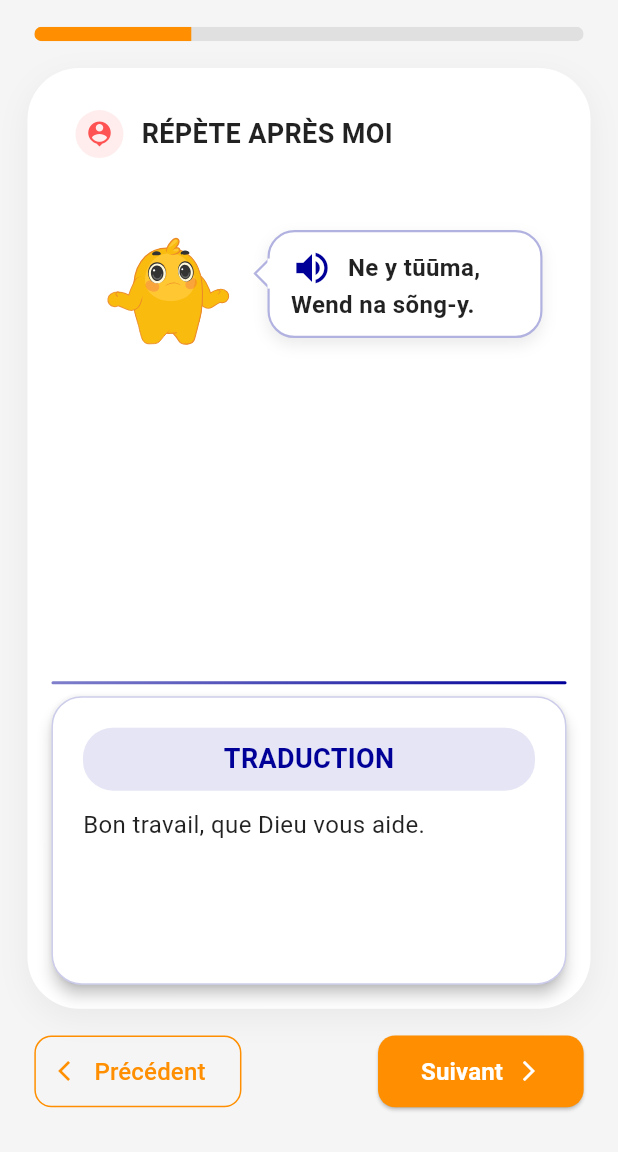
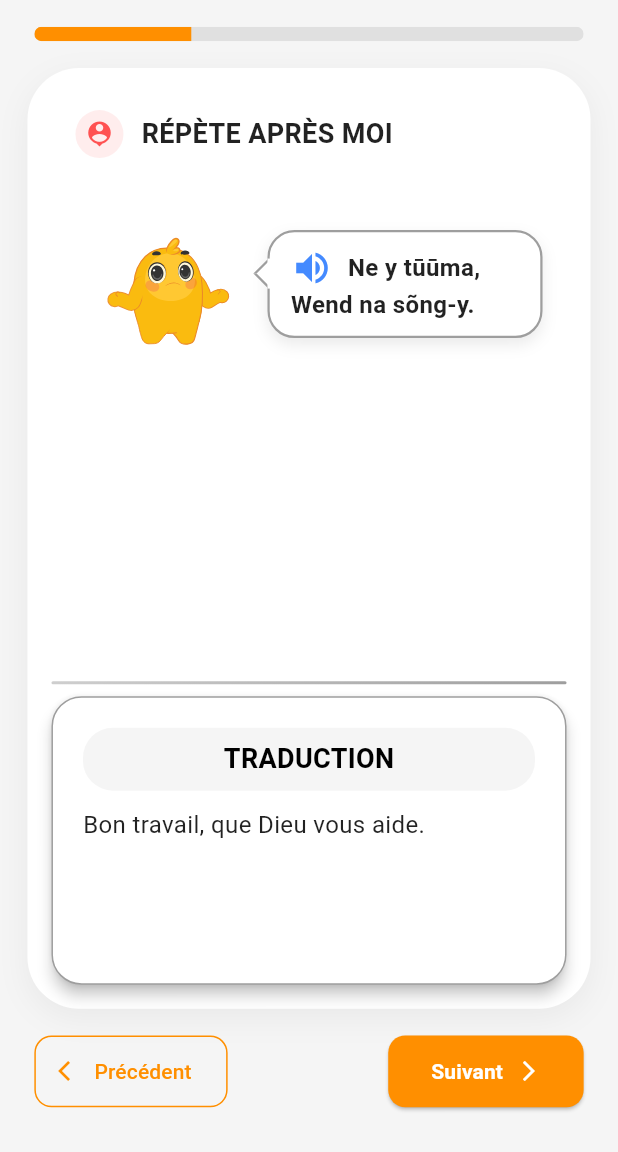
Before and after one commit to ksertia/lingualearn-mobile, a Flutter app: the DiscoveryPage screen opened directly with empty values, after a tap on "Suivant", on a phone screen of 412 x 824 dp, the part 84-1236 px from its top. Run offline on Flutter 3.47's test engine with Material 3 defaults, Android fonts, the phone set to English and light mode, and no system bars; our stand-ins replace animated_text_kit, cached_network_image, confetti, device_info_plus, dio, file_picker and 13 more; missing offline and left inert: stomp_dart_client; accounts and stored records are empty.

Commit message:
parcours de decouverte

```diff
--- a/lib/views/apps/decouvrir/deco_page.dart
+++ b/lib/views/apps/decouvrir/deco_page.dart
@@ -20,12 +20,11 @@ class DiscoveryPage extends StatelessWidget {
       designSize: const Size(360, 690),
       builder: (context, child) => Scaffold(
         backgroundColor: const Color(0xFFF5F5F5),
-
         appBar: AppBar(
           flexibleSpace: Container(
             decoration: const BoxDecoration(
               gradient: LinearGradient(
-                colors: [Color(0xFFFF8F00),Color(0xFFFF8F00)],
+                colors: [Color(0xFFFF8F00), Color(0xFFFF8F00)],
                 begin: Alignment.topLeft,
                 end: Alignment.bottomRight,
               ),
@@ -52,11 +51,8 @@ class DiscoveryPage extends StatelessWidget {
                 onPressed: () => Get.back(),
               )),
         ),
-
         body: Column(
           children: [
-
-            // PROGRESS BAR
             Padding(
               padding: EdgeInsets.symmetric(horizontal: 20.w, vertical: 15.h),
               child: Obx(() => ClipRRect(
@@ -72,7 +68,6 @@ class DiscoveryPage extends StatelessWidget {
                   )),
             ),
 
-            // CONTENT
             Expanded(
               child: Container(
                 margin: EdgeInsets.symmetric(horizontal: 16.w),
@@ -95,7 +90,6 @@ class DiscoveryPage extends StatelessWidget {
                     onPageChanged: (index) =>
                         controller.currentPage.value = index,
                     children: [
-
                       StepDiscoveryAudio(
                         texteOriginal: "Ne yibeogo, yamba laafi ?",
                         traduction: "Bonjour, comment allez-vous ?",
@@ -111,25 +105,27 @@ class DiscoveryPage extends StatelessWidget {
                         traduction: "Vous avez fait beaucoup d'efforts !",
                         lottie: "assets/lottie/Lion.json",
                       ),
-
                       StepDiscoveryVideo(
                         videoTitle: "OBSERVE ATTENTIVEMENT",
-                        videoUrl:
-                            "assets/images/video/videos.mp4",
+                        videoUrl: "assets/images/video/videos.mp4",
                         onVideoFinished: () => controller.nextPage(),
                       ),
-
                       const StepQuizQCM(
-                        question: "Comment dit-on 'École'",
-                        options: ["Sukuuri", "Yiri", "Mobilli", "Burindi"],
-                        lottie: 'assets/lottie/Sad mascot.json',
+                        question: "Comment dire 'Bon travail'",
+                        options: ["Sukuuri", "Naaba yiri", "Ne y tūūma", "Burindi"],
+                        correctOption: "Ne y tūūma",
+                        lottieQuestion: 'assets/lottie/mascot.json',
+                        lottieCorrect: 'assets/lottie/Happy mascot.json',
+                        lottieIncorrect: 'assets/lottie/Sad mascot.json',
                       ),
                       const StepQuizQCM(
-                        question: "Que signifie 'Fofo' ?",
-                        options: ["Merci", "Bonjour", "Au revoir", "Pardon"],
-                        lottie: 'assets/lottie/Sad mascot.json',
+                        question: "Comment dit-on 'Bonjour'",
+                        options: ["Ne yibeogo", "yambe modga", "Mobilli", "yamba laafi"],
+                        correctOption: "Ne yibeogo",
+                        lottieQuestion: 'assets/lottie/mascot.json',
+                        lottieCorrect: 'assets/lottie/Happy mascot.json',
+                        lottieIncorrect: 'assets/lottie/Sad mascot.json',
                       ),
-
                       StepQuizDrag(
                         choix: [
                           {
@@ -160,30 +156,26 @@ class DiscoveryPage extends StatelessWidget {
               ),
             ),
 
-            Obx(() => controller.currentPage.value < 4
-                ? Padding(
+
+            Obx(() {
+              if (controller.currentPage.value < 4) {
+                return Padding(
                   padding: EdgeInsets.fromLTRB(20.w, 15.h, 20.w, 25.h),
                   child: Row(
                     mainAxisAlignment: MainAxisAlignment.spaceBetween,
                     children: [
-
                       if (controller.currentPage.value > 0)
                         SizedBox(
                           height: 40.h,
                           child: OutlinedButton.icon(
                             onPressed: controller.previousPage,
                             icon: Icon(Icons.arrow_back_ios, size: 14.sp),
-                              label: Text(
-                                "Précédent",
-                                style: TextStyle(fontSize: 14.sp),
-                              ),
+                            label: Text("Précédent"),
                             style: OutlinedButton.styleFrom(
-                                foregroundColor:  Color(0xFFFF8F00),
-                                side: const BorderSide(
-                                    color: Color(0xFFFF8F00)),
+                              foregroundColor: const Color(0xFFFF8F00),
+                              side: const BorderSide(color: Color(0xFFFF8F00)),
                               shape: RoundedRectangleBorder(
-                                  borderRadius: BorderRadius.circular(10.r),
-                                ),
+                                  borderRadius: BorderRadius.circular(10.r)),
                             ),
                           ),
                         )
@@ -197,38 +189,29 @@ class DiscoveryPage extends StatelessWidget {
                           style: ElevatedButton.styleFrom(
                             backgroundColor: const Color(0xFFFF8F00),
                             shape: RoundedRectangleBorder(
-                                borderRadius: BorderRadius.circular(10.r),
-                              ),
-                              padding:
-                                  EdgeInsets.symmetric(horizontal: 25.w),
+                                borderRadius: BorderRadius.circular(10.r)),
+                            padding: EdgeInsets.symmetric(horizontal: 25.w),
                           ),
                           child: Row(
-                              mainAxisSize: MainAxisSize.min,
                             children: [
-                                Text(
-                                  controller.currentPage.value == 2
-                                      ? "FINIR"
-                                      : "Suivant",
+                              Text("Suivant",
                                   style: TextStyle(
                                       color: Colors.white,
-                                    fontSize: 14.sp,
-                                    fontWeight: FontWeight.bold,
-                                  ),
-                                ),
+                                      fontWeight: FontWeight.bold)),
                               SizedBox(width: 8.w),
-                                Icon(
-                                  Icons.arrow_forward_ios,
-                                  size: 14.sp,
-                                  color: Colors.white,
-                                ),
+                              Icon(Icons.arrow_forward_ios,
+                                  size: 14.sp, color: Colors.white),
                             ],
                           ),
                         ),
                       ),
                     ],
                   ),
-                  )
-                : const SizedBox.shrink()),
+                );
+              } else {
+                return const SizedBox.shrink();
+              }
+            }),
           ],
         ),
       ),
--- a/lib/widgets/decouvrir_page/decouverte/StepDiscoveryAudio.dart
+++ b/lib/widgets/decouvrir_page/decouverte/StepDiscoveryAudio.dart
@@ -69,7 +69,7 @@ class StepDiscoveryAudio extends StatelessWidget {
               color: Colors.white,
               borderRadius: BorderRadius.circular(18),
               border: Border.all(
-                color: const Color(0xFF000099).withOpacity(0.3),
+                color:  Colors.grey,
                 width: 1.5,
               ),
               boxShadow: [
@@ -89,7 +89,7 @@ class StepDiscoveryAudio extends StatelessWidget {
                       padding: const EdgeInsets.only(right: 10.0),
                       child: Icon(
                         Icons.volume_up,
-                        color: const Color(0xFF000099),
+                        color: Colors.blueAccent,
                         size: 28,
                       ),
                     ),
@@ -120,11 +120,11 @@ class StepDiscoveryAudio extends StatelessWidget {
                   color: Colors.white,
                   border: Border(
                     left: BorderSide(
-                      color: const Color(0xFF000099).withOpacity(0.3),
+                      color:  Colors.grey,
                       width: 1.5,
                     ),
                     top: BorderSide(
-                      color: const Color(0xFF000099).withOpacity(0.3),
+                      color:  Colors.grey,
                       width: 1.5,
                     ),
                   ),
@@ -156,7 +156,7 @@ class StepDiscoveryAudio extends StatelessWidget {
             margin: EdgeInsets.symmetric(vertical: 8),
             decoration: BoxDecoration(
               gradient: LinearGradient(
-                colors: [Color(0xFF000099).withOpacity(0.5), Color(0xFF000099)],
+                colors: [Colors.grey.withOpacity(0.5), Colors.grey],
               ),
               borderRadius: BorderRadius.circular(2),
             ),
@@ -172,7 +172,7 @@ class StepDiscoveryAudio extends StatelessWidget {
                 decoration: BoxDecoration(
                   color: Colors.white,
                   borderRadius: BorderRadius.circular(20),
-                  border: Border.all(color: Color(0xFF000099).withOpacity(0.2)),
+                  border: Border.all(color: Colors.grey),
                 ),
                 child: Column(
                   crossAxisAlignment: CrossAxisAlignment.start,
@@ -181,7 +181,7 @@ class StepDiscoveryAudio extends StatelessWidget {
                       padding:
                           EdgeInsets.symmetric(horizontal: 16, vertical: 8),
                       decoration: BoxDecoration(
-                        color: Color(0xFF000099).withOpacity(0.1),
+                        color: Colors.grey.withOpacity(0.1),
                         borderRadius: BorderRadius.circular(20),
                       ),
                       child: Center(
@@ -189,7 +189,7 @@ class StepDiscoveryAudio extends StatelessWidget {
                             style: TextStyle(
                               fontSize: 18,
                               fontWeight: FontWeight.bold,
-                              color: Color(0xFF000099),
+                              color: Colors.black,
                             )),
                       ),
                     ),
--- a/lib/widgets/decouvrir_page/decouverte/StepQuizQCM.dart
+++ b/lib/widgets/decouvrir_page/decouverte/StepQuizQCM.dart
@@ -7,13 +7,19 @@ import 'package:flutter_screenutil/flutter_screenutil.dart';
 class StepQuizQCM extends StatefulWidget {
   final String question;
   final List<String> options;
-  final String lottie;
+  final String lottieQuestion;
+  final String lottieCorrect;
+  final String lottieIncorrect;
+  final String correctOption;
 
   const StepQuizQCM({
     super.key,
     required this.question,
     required this.options,
-    required this.lottie,
+    required this.lottieQuestion,
+    required this.lottieCorrect,
+    required this.lottieIncorrect,
+    required this.correctOption,
   });
 
   @override
@@ -23,91 +29,145 @@ class StepQuizQCM extends StatefulWidget {
 class _StepQuizQCMState extends State<StepQuizQCM> {
   final DiscoveryController controller = Get.find();
   int? selectedIndex;
+  String? currentLottie;
+
+  bool hasValidated = false;
+
+  @override
+  void initState() {
+    super.initState();
+    currentLottie = widget.lottieQuestion;
+  }
+
+  void _showResultBottomSheet(bool isCorrect) {
+    showModalBottomSheet(
+      context: context,
+      isDismissible: false,
+      enableDrag: false,
+      backgroundColor: Colors.transparent,
+      builder: (context) {
+        return Container(
+          padding: EdgeInsets.all(20.w),
+          decoration: BoxDecoration(
+            color: isCorrect ? const Color(0xFFD7FFB8) : const Color(0xFFFFDFE0),
+            borderRadius: BorderRadius.vertical(top: Radius.circular(25.r)),
+          ),
+          child: Column(
+            mainAxisSize: MainAxisSize.min,
+            crossAxisAlignment: CrossAxisAlignment.start,
+            children: [
+              Row(
+                children: [
+                  Icon(
+                    isCorrect ? Icons.check_circle : Icons.cancel,
+                    color: isCorrect ? const Color(0xFF58CC02) : const Color(0xFFEE2B2B),
+                    size: 30.sp,
+                  ),
+                  SizedBox(width: 10.w),
+                  Text(
+                    isCorrect ? "Bravo 🥳!" : "Désolé 😥!",
+                    style: TextStyle(
+                      fontSize: 20.sp,
+                      fontWeight: FontWeight.bold,
+                      color: isCorrect ? const Color(0xFF58CC02) : const Color(0xFFEE2B2B),
+                    ),
+                  ),
+                ],
+              ),
+              if (!isCorrect) ...[
+                SizedBox(height: 10.h),
+                Text(
+                  "Bonne réponse :",
+                  style: TextStyle(fontSize: 14.sp, fontWeight: FontWeight.bold, color: const Color(0xFFEE2B2B)),
+                ),
+                Text(
+                  widget.correctOption,
+                  style: TextStyle(fontSize: 16.sp, color: const Color(0xFFEE2B2B)),
+                ),
+              ],
+              SizedBox(height: 20.h),
+              SizedBox(
+                width: double.infinity,
+                height: 50.h,
+                child: ElevatedButton(
+                  onPressed: () {
+                    Navigator.pop(context);
+                    controller.nextPage();
+                  },
+                  style: ElevatedButton.styleFrom(
+                    backgroundColor: isCorrect ? const Color(0xFF58CC02) : const Color(0xFFEE2B2B),
+                    shape: RoundedRectangleBorder(borderRadius: BorderRadius.circular(15.r)),
+                    elevation: 0,
+                  ),
+                  child: Text(
+                    isCorrect ? "CONTINUER" : "D'ACCORD",
+                    style: TextStyle(fontSize: 16.sp, fontWeight: FontWeight.bold, color: Colors.white),
+                  ),
+                ),
+              ),
+            ],
+          ),
+        );
+      },
+    );
+  }
+
+  Color _getBorderColor(int index) {
+    String optionText = widget.options[index];
+    bool isSelected = selectedIndex == index;
+
+    if (!hasValidated) {
+      return isSelected ? const Color(0xFF000099) : Colors.grey.shade300;
+    }
+
+    if (isSelected) {
+      if (optionText == widget.correctOption) {
+        return const Color(0xFF58CC02);
+      }
+      return const Color(0xFFEE2B2B);
+    }
+
+    if (optionText == widget.correctOption && hasValidated) {
+      return const Color(0xFF58CC02);
+    }
+
+    return Colors.grey.shade300;
+  }
 
   @override
   Widget build(BuildContext context) {
     return Stack(
       children: [
-        // 1. Zone de contenu scrollable
         SingleChildScrollView(
+          padding: EdgeInsets.only(bottom: 100.h),
           child: Column(
-            mainAxisSize: MainAxisSize.min,
             children: [
-              SizedBox(height: 20.h),
+              SizedBox(height: 30.h),
+              Text("CHOISIS LA BONNE RÉPONSE", style: TextStyle(fontSize: 13.sp, fontWeight: FontWeight.w900, color: Colors.black54)),
 
-              Text(
-                "CHOISIS LA BONNE RÉPONSE",
-                textAlign: TextAlign.center,
-                style: TextStyle(
-                  fontSize: 14.sp,
-                  fontWeight: FontWeight.w900,
-                  color: Colors.black87,
-                  letterSpacing: 0.5,
-                ),
+              Padding(
+                padding: EdgeInsets.symmetric(vertical: 10.h),
+                child: currentLottie != null
+                    ? Lottie.asset(currentLottie!, height: 140.h, repeat: true)
+                    : SizedBox(height: 140.h),
               ),
 
               Padding(
-                padding: EdgeInsets.symmetric(vertical: 10.h),
-                child: Lottie.asset(
-                  widget.lottie,
-                  height: 120.h,
-                  repeat: true,
-                ),
-              ),
-
-              // --- BOX QUESTION AVEC RETOUR À LA LIGNE ---
-              Padding(
                 padding: EdgeInsets.symmetric(horizontal: 20.w),
                 child: Container(
-                  width: double.infinity,
-                  padding: EdgeInsets.all(15.w),
-                  decoration: BoxDecoration(
-                    color: Colors.white,
-                    borderRadius: BorderRadius.circular(15.r),
-                    border: Border.all(color: Colors.grey.shade200),
-                    boxShadow: [
-                      BoxShadow(
-                        color: Colors.black.withOpacity(0.05),
-                        blurRadius: 10,
-                        offset: const Offset(0, 4),
-                      ),
-                    ],
-                  ),
+                  padding: EdgeInsets.all(16.w),
+                  decoration: BoxDecoration(color: Colors.white, borderRadius: BorderRadius.circular(20.r), border: Border.all(color: Colors.grey.shade200)),
                   child: Row(
-                    crossAxisAlignment: CrossAxisAlignment.center,
                     children: [
-                      GestureDetector(
-                        onTap: () {},
-                        child: Container(
-                          padding: const EdgeInsets.all(8),
-                          decoration: const BoxDecoration(
-                            color: Color(0xFF000099),
-                            shape: BoxShape.circle,
-                          ),
-                          child: const Icon(Icons.volume_up, size: 22, color: Colors.white),
-                        ),
-                      ),
-                      SizedBox(width: 12.w),
-                      // ✅ Expanded règle le problème du bandeau jaune (overflow)
-                      Expanded(
-                        child: Text(
-                          widget.question,
-                          style: TextStyle(
-                            fontSize: 18.sp,
-                            fontWeight: FontWeight.bold,
-                            color: Colors.black87,
-                          ),
-                          softWrap: true,
-                        ),
-                      ),
+                      const Icon(Icons.volume_up, color: Colors.blueAccent, size: 28),
+                      SizedBox(width: 15.w),
+                      Expanded(child: Text(widget.question, style: TextStyle(fontSize: 17.sp, fontWeight: FontWeight.bold))),
                     ],
                   ),
                 ),
               ),
+              SizedBox(height: 25.h),
 
-              SizedBox(height: 20.h),
-
-              // --- GRILLE DES OPTIONS ---
               Padding(
                 padding: EdgeInsets.symmetric(horizontal: 20.w),
                 child: GridView.builder(
@@ -116,54 +176,35 @@ class _StepQuizQCMState extends State<StepQuizQCM> {
                   itemCount: widget.options.length,
                   gridDelegate: SliverGridDelegateWithFixedCrossAxisCount(
                     crossAxisCount: 2,
-                    crossAxisSpacing: 10.w,
-                    mainAxisSpacing: 10.h,
-                    childAspectRatio: 2.2,
+                    crossAxisSpacing: 12.w,
+                    mainAxisSpacing: 12.h,
+                    childAspectRatio: 2.1
                   ),
                   itemBuilder: (context, index) {
-                    bool isSelected = selectedIndex == index;
-
                     return InkWell(
-                      onTap: () {
+                      onTap: hasValidated ? null : () {
                         setState(() {
                           selectedIndex = index;
+                          currentLottie = widget.lottieQuestion;
                         });
-                        controller.selectResponse();
                       },
-                      borderRadius: BorderRadius.circular(15.r),
                       child: AnimatedContainer(
-                        duration: const Duration(milliseconds: 250),
+                        duration: const Duration(milliseconds: 200),
                         alignment: Alignment.center,
-                        padding: EdgeInsets.symmetric(horizontal: 10.w),
                         decoration: BoxDecoration(
-                          color: isSelected
-                              ? const Color(0xFF000099).withOpacity(0.05)
-                              : Colors.white,
+                          color: Colors.white,
                           borderRadius: BorderRadius.circular(15.r),
                           border: Border.all(
-                            color: isSelected
-                                ? const Color(0xFF000099)
-                                : Colors.grey.shade300,
-                            width: 2,
+                            color: _getBorderColor(index),
+                            width: (selectedIndex == index || (hasValidated && widget.options[index] == widget.correctOption)) ? 2.5 : 1.0,
                           ),
                         ),
-                        child: Text(
-                          widget.options[index],
-                          textAlign: TextAlign.center,
-                          maxLines: 2,
-                          overflow: TextOverflow.ellipsis,
-                          style: TextStyle(
-                            fontSize: 15.sp,
-                            fontWeight: isSelected ? FontWeight.bold : FontWeight.w500,
-                            color: isSelected ? const Color(0xFF000099) : Colors.black87,
-                          ),
-                        ),
+                        child: Text(widget.options[index], style: TextStyle(fontSize: 15.sp, fontWeight: FontWeight.bold)),
                       ),
                     );
                   },
                 ),
               ),
-              SizedBox(height: 100.h),
             ],
           ),
         ),
@@ -173,30 +214,26 @@ class _StepQuizQCMState extends State<StepQuizQCM> {
           left: 20.w,
           right: 20.w,
           child: SizedBox(
-            width: double.infinity,
             height: 55.h,
             child: ElevatedButton(
-              onPressed: selectedIndex != null
-                  ? () {
-                      print("Validé avec l'index: $selectedIndex");
-                    }
-                  : null,
+              onPressed: selectedIndex != null && !hasValidated
+                ? () {
+                    bool isCorrect = widget.options[selectedIndex!] == widget.correctOption;
+
+                    setState(() {
+                      hasValidated = true;
+                      currentLottie = isCorrect ? widget.lottieCorrect : widget.lottieIncorrect;
+                    });
+
+                    _showResultBottomSheet(isCorrect);
+                  }
+                : null,
               style: ElevatedButton.styleFrom(
                 backgroundColor: const Color(0xFFFF9800),
                 disabledBackgroundColor: Colors.grey.shade300,
-                shape: RoundedRectangleBorder(
-                  borderRadius: BorderRadius.circular(15.r),
-                ),
-                elevation: 0,
+                shape: RoundedRectangleBorder(borderRadius: BorderRadius.circular(15.r)),
               ),
-              child: Text(
-                "VALIDER",
-                style: TextStyle(
-                  fontSize: 16.sp,
-                  fontWeight: FontWeight.bold,
-                  color: Colors.white,
-                ),
-              ),
+              child: Text("VALIDER", style: TextStyle(fontSize: 18.sp, fontWeight: FontWeight.bold, color: Colors.white)),
             ),
           ),
         ),
```
Also changed, not shown: lib/widgets/decouvrir_page/and_page.dart (+103 -48 lines), lib/widgets/decouvrir_page/decouverte/StepQuizDrag.dart (+9 -7 lines). Lines whose indentation alone changed are shown as unchanged.
